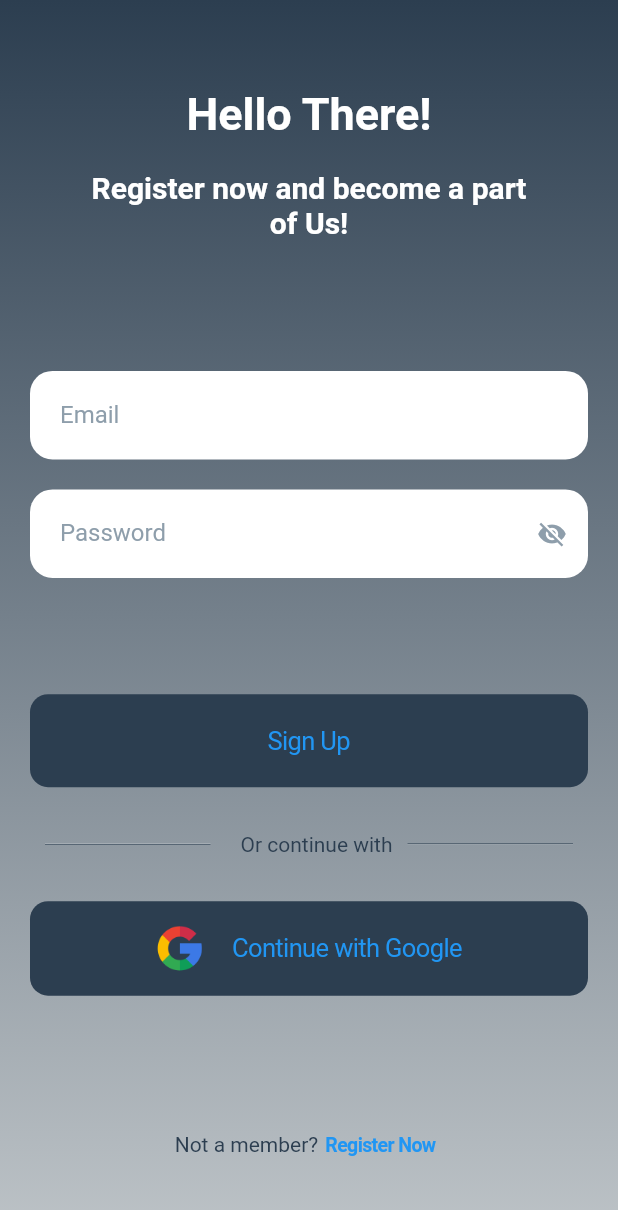
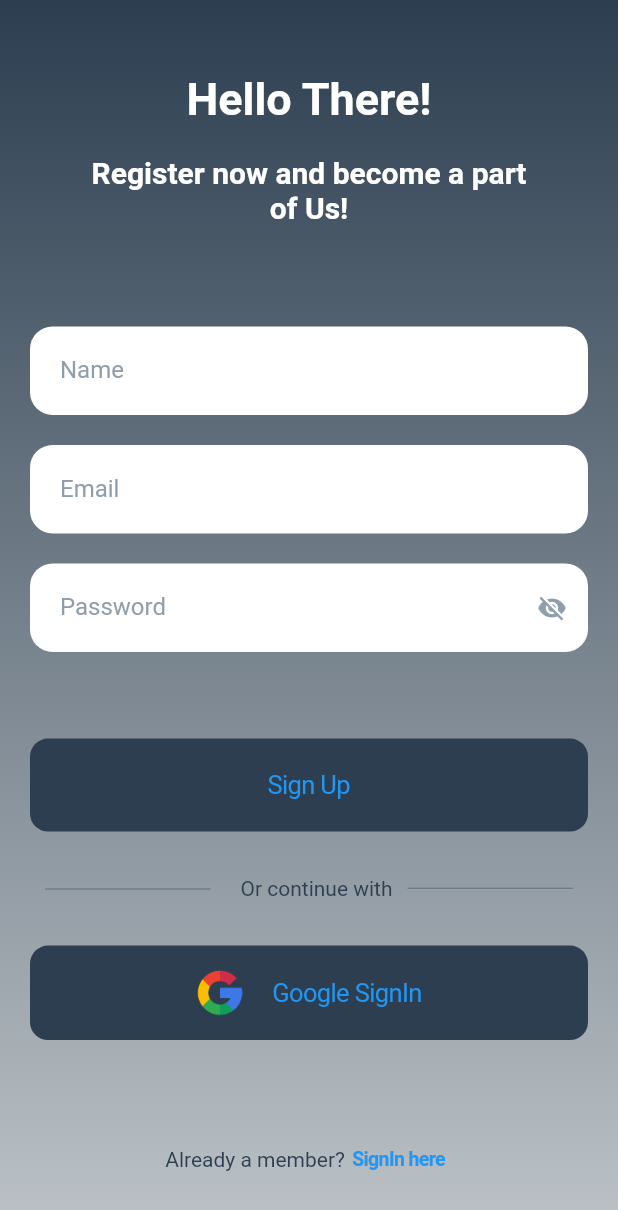
Before and after one commit to shahzadmari/Jobify, a Flutter app: the SignUp screen opened directly, on a phone screen of 412 x 824 dp. Shown: the top 1210 px of the screen. Run offline on Flutter 3.47's test engine with Material 2 defaults, Android fonts, the phone set to English and light mode, and no system bars; our stand-ins replace animated_text_kit, dropdown_textfield, firebase_auth, firebase_core, firebase_storage, get_storage and 2 more; accounts and stored records are empty.

```diff
--- a/iec_project/lib/controllers/sign_up_controller.dart
+++ b/iec_project/lib/controllers/sign_up_controller.dart
@@ -8,13 +8,15 @@ class SignUpController {
   final FirebaseAuth firebaseAuth = FirebaseAuth.instance;
 
   Future<void> signUp(
-      String email, String password, BuildContext context) async {
+      String name, String email, String password, BuildContext context) async {
     try {
       UserCredential credential = await firebaseAuth
           .createUserWithEmailAndPassword(email: email, password: password);
       user = credential.user;
-      final result = user;
-      if (result != null) {
+
+      user!.updateDisplayName(name);
+
+      if (user != null) {
         // dialog("SignIn Successful", context);
         dialog("registered user ", context);
       }
--- a/iec_project/lib/pages/sign_up.dart
+++ b/iec_project/lib/pages/sign_up.dart
@@ -2,6 +2,7 @@ import 'package:firebase_auth/firebase_auth.dart';
 import 'package:flutter/cupertino.dart';
 import 'package:flutter/material.dart';
 import 'package:iec_project/controllers/sign_up_controller.dart';
+import 'package:iec_project/pages/sign_in.dart';
 import 'package:iec_project/utils/gradients.dart';
 
 import 'dart:math' as math;
@@ -16,6 +17,7 @@ class SignUp extends StatefulWidget {
 }
 
 class _SignUpState extends State<SignUp> {
+  final TextEditingController _nameController = TextEditingController();
   final TextEditingController _emailController = TextEditingController();
   final TextEditingController _passwordController = TextEditingController();
   final TextEditingController _confrimPassword = TextEditingController();
@@ -71,6 +73,25 @@ class _SignUpState extends State<SignUp> {
                   key: _formKey,
                   child: Column(
                     children: [
+                      Container(
+                        padding: const EdgeInsets.only(left: 20.0),
+                        decoration: BoxDecoration(
+                          color: Colors.white,
+                          borderRadius: BorderRadius.circular(15),
+                        ),
+                        child: TextFormField(
+                          controller: _nameController,
+                          cursorColor: const Color(0xFF2C3E50),
+                          cursorWidth: 1.0,
+                          decoration: const InputDecoration(
+                            labelText: "Name",
+                            labelStyle: TextStyle(color: Color(0xFF8E9EAB)),
+                            hintText: "e.g Mark ZingerBurger",
+                            border: InputBorder.none,
+                          ),
+                        ),
+                      ),
+                      const SizedBox(height: 20.0),
                       Container(
                         padding: const EdgeInsets.only(left: 20.0),
                         decoration: BoxDecoration(
@@ -202,7 +223,7 @@ class _SignUpState extends State<SignUp> {
                               scale: 2,
                             ),
                             const SizedBox(width: 20),
-                            const Text("Continue with Google"),
+                            const Text("Google SignIn"),
                           ],
                         ),
                       ),
@@ -213,7 +234,7 @@ class _SignUpState extends State<SignUp> {
                   mainAxisAlignment: MainAxisAlignment.center,
                   children: [
                     const Text(
-                      'Not a member?',
+                      'Already a member?',
                       style: TextStyle(
                         color: Color(0xFF2C3E50),
                       ),
@@ -226,13 +247,13 @@ class _SignUpState extends State<SignUp> {
                           () => Navigator.push(
                             context,
                             MaterialPageRoute(
-                              builder: (context) => const SignUp(),
+                              builder: (context) => const SignIn(),
                             ),
                           ),
                         );
                       },
                       child: const Text(
-                        "Register Now",
+                        "SignIn here",
                         style: TextStyle(
                           color: Colors.blue,
                           // color: Color(0xFF2C3E50),
@@ -253,7 +274,11 @@ class _SignUpState extends State<SignUp> {
 
   _signUp(BuildContext context) async {
     final user = await signUpController.signUp(
-        _emailController.text, _passwordController.text, context);
+      _nameController.text,
+      _emailController.text,
+      _passwordController.text,
+      context,
+    );
 
     // InfoBox(
     //   "Signed Up Successfully",
```
Also changed, not shown: iec_project/lib/pages/user_profile.dart (+8 -3 lines), iec_project/pubspec.yaml (+6 -3 lines), iec_project/pubspec.lock, 1 other file.
